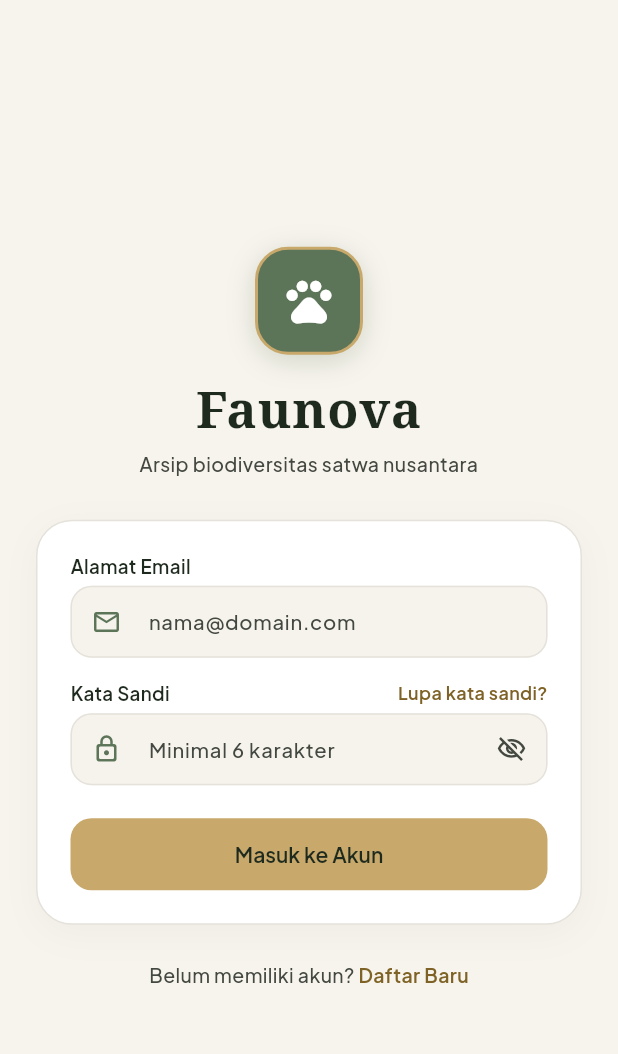
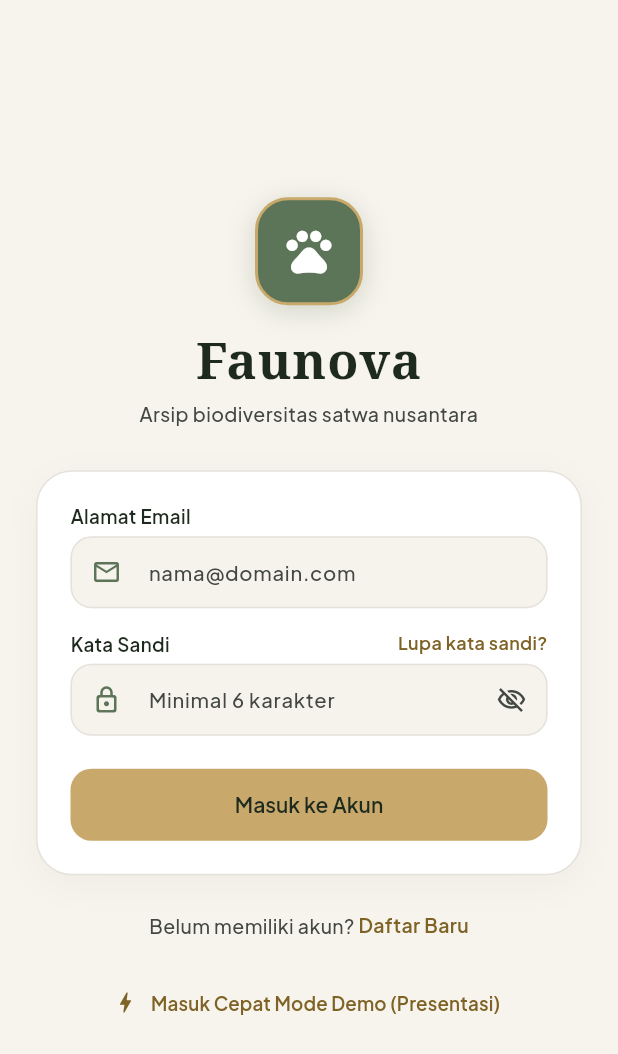
Before and after one commit to justin-rar/faunova, a Flutter app: the screen it shows after launch, on a phone screen of 412 x 824 dp. Shown: the top 1054 px of the screen. Run offline on Flutter 3.47's test engine with Material 3 defaults, Android fonts, the light colour scheme and no system bars; our stand-ins replace camera, flutter_compass, flutter_local_notifications, flutter_map, flutter_secure_storage, geolocator and 10 more; accounts and stored records are empty; key blocks and very long unbroken strings in the code were emptied for the run.

Commit message:
feat(auth): sediakan tombol masuk cepat mode demo pada layar login untuk kemudahan presentasi (S24)

```diff
--- a/lib/features/auth/presentation/login_page.dart
+++ b/lib/features/auth/presentation/login_page.dart
@@ -434,6 +434,22 @@ class _LoginPageState extends State<LoginPage> {
                       ),
                     ],
                   ),
+                  const SizedBox(height: 18),
+
+                  // Tombol Masuk Cepat Mode Demo (S24: Persiapan Demo & Presentasi Kilat)
+                  TextButton.icon(
+                    onPressed: () {
+                      AuthService.instance.enterDemoMode();
+                    },
+                    icon: const Icon(Icons.bolt_rounded, size: 18, color: AppColors.emasTua),
+                    label: Text(
+                      'Masuk Cepat Mode Demo (Presentasi)',
+                      style: AppTypography.labelProminent(
+                        fontSize: 12.5,
+                        color: AppColors.emasTua,
+                      ),
+                    ),
+                  ),
                 ],
               ),
             ),
```
